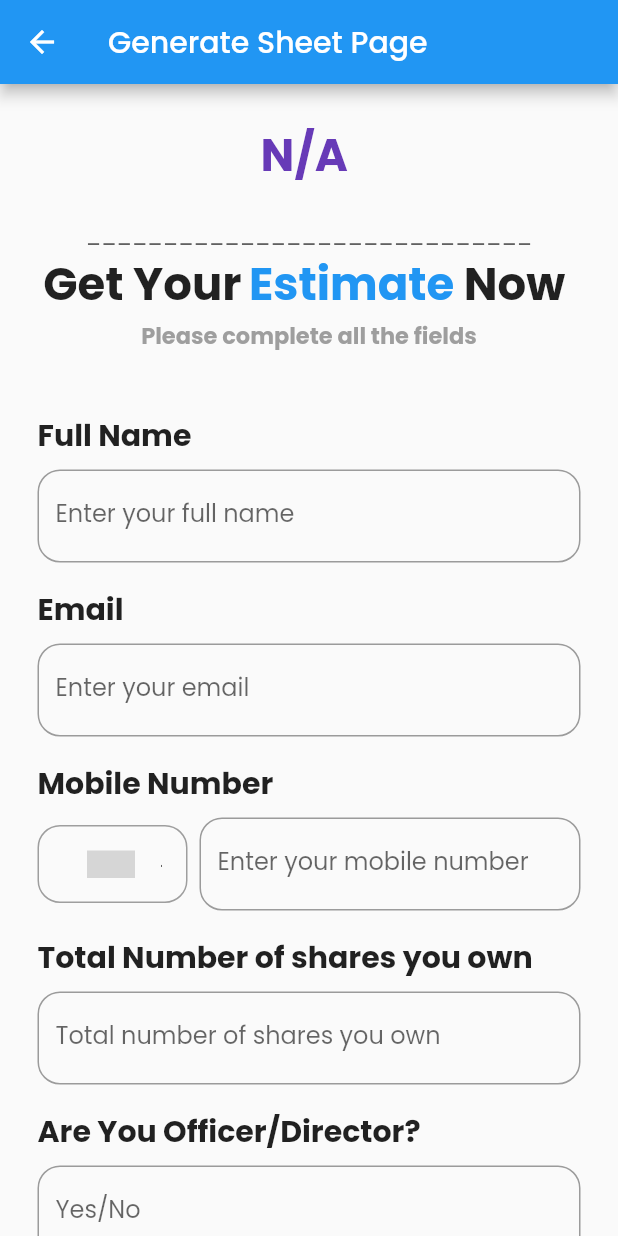
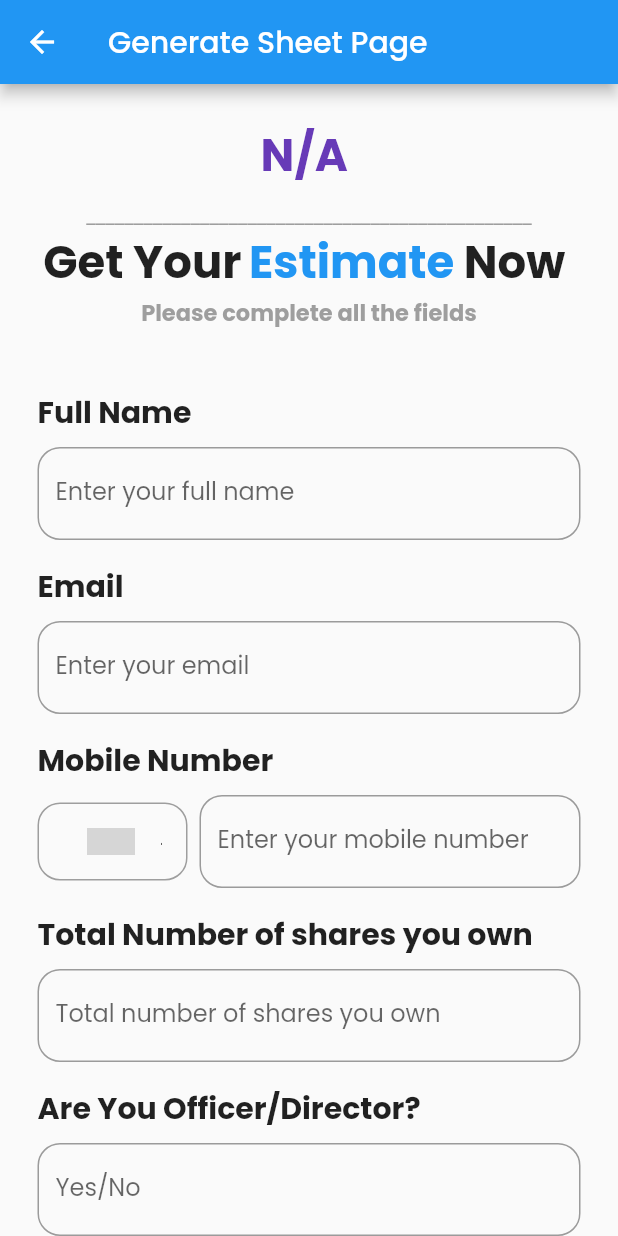
Before and after one commit to ehsanyaqoob/liqueous-App, a Flutter app: the GenerateSheetPage screen opened by its route, on a phone screen of 412 x 824 dp. Run offline on Flutter 3.47's test engine with Material 2 defaults, Android fonts, the phone set to English and light mode, and no system bars; drawn by our look-alikes of country_code_picker; our stand-ins replace google_fonts, intl_phone_number_input; Roboto replaces fonts that are missing (Roboto-Bold.ttf); grey boxes are pictures that could not be loaded.

Commit message:
✈️✈️ half done

```diff
--- a/lib/widgets/generate_widget.dart
+++ b/lib/widgets/generate_widget.dart
@@ -38,6 +38,7 @@ class GenerateSheetPage extends StatelessWidget {
           crossAxisAlignment: CrossAxisAlignment.stretch,
           children: [
             // Display the selected quote here
+            // on top of the generate term sheet page
             if (selectedQuote != null)
               Row(
                 mainAxisAlignment: MainAxisAlignment.center,
@@ -48,7 +49,7 @@ class GenerateSheetPage extends StatelessWidget {
                       style:
                           TextStyle(fontSize: 30, fontWeight: FontWeight.bold),
                       maxLines: 1,
-                      overflow: TextOverflow.ellipsis,
+                      overflow: TextOverflow.fade,
                     ),
                   ),
                   Flexible(
@@ -57,11 +58,14 @@ class GenerateSheetPage extends StatelessWidget {
                       style:
                           TextStyle(fontSize: 30, fontWeight: FontWeight.bold),
                       maxLines: 1,
-                      overflow: TextOverflow.visible,
+                      overflow: TextOverflow.fade,
                     ),
                   ),
                 ],
               ),
+            SizedBox(
+              width: 16.0,
+            ),
             Row(
               mainAxisAlignment: MainAxisAlignment.center,
               children: [
@@ -78,15 +82,16 @@ class GenerateSheetPage extends StatelessWidget {
             ),
 
             SizedBox(
-              height: 20,
+              height: 10,
             ),
             Row(
               mainAxisAlignment: MainAxisAlignment.center,
               children: [
-                Text(
-                  '_____________________________',
-                  style: TextStyle(color: Colors.grey[700]),
-                )
+                Text('_______________________________________________',
+                    style: TextStyle(
+                      fontFamily: 'Roboto-Bold.ttf',
+                      color: Colors.grey,
+                    ))
               ],
             ),
             Row(
```
Also changed, not shown: lib/API/Get_A_Today_API.dart (+41 -16 lines), lib/user/user_home.dart (+8 -5 lines).
